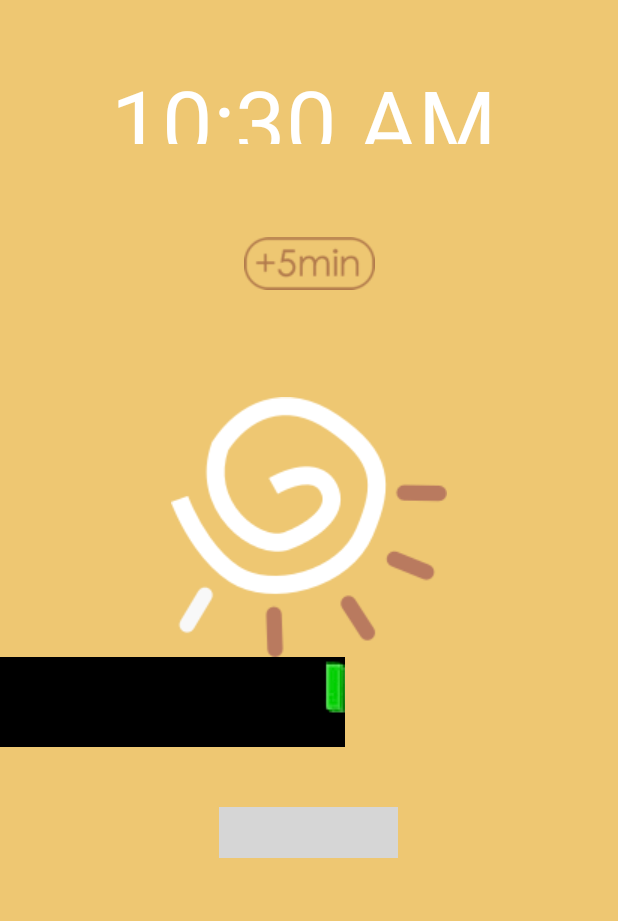
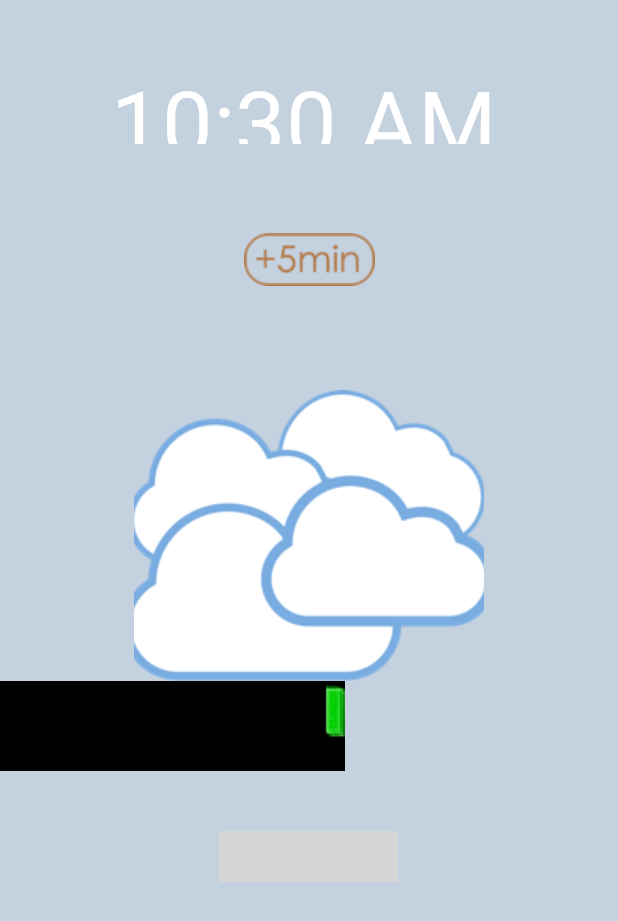
Before and after one commit to zenkig/Mutilmodal-Clock, an Android app: the screen it shows after launch (NoiseActivity), on a phone screen of 412 x 824 dp. Shown: the top 921 px of the screen. Run offline under Robolectric (Android 15) with nearby library versions, the phone set to English and light mode, and no system bars; 2 statements that could not run were skipped; grey boxes are pictures that could not be loaded.

Commit message:
fixed
fixed minor bugs

```diff
--- a/app/src/main/res/layout/activity_noise.xml
+++ b/app/src/main/res/layout/activity_noise.xml
@@ -5,7 +5,7 @@ xmlns:tools="http://schemas.android.com/tools"
 tools:context="za.co.neilson.alarm.weatheractivity.NoiseActivity"
 android:layout_width="fill_parent"
 android:layout_height="fill_parent"
-android:background="#EEC772"
+android:background="#C4D2E0"
 android:orientation="vertical"
 android:weightSum="1">
 
@@ -33,11 +33,11 @@ android:weightSum="1">
 
 <ImageButton
     android:id="@+id/status"
-    android:icon="@drawable/sunnypic"
+    android:icon="@drawable/cloudallfake"
     android:layout_width="233dp"
     android:layout_height="wrap_content"
     android:contentDescription="@string/weatherfake"
-    android:src="@drawable/sunnypic"
+    android:src="@drawable/cloudallfake"
     android:layout_gravity="center_horizontal"
     android:background="@drawable/transparent_color"
     android:layout_marginTop="30dp" />
@@ -58,12 +58,12 @@ android:weightSum="1">
 
 
 <ImageView
-    android:id="@+id/sunny"
+    android:id="@+id/cloudy"
     android:icon="@drawable/bell"
     android:layout_width="119dp"
     android:layout_height="34dp"
     android:contentDescription="@string/bell"
-    android:src="@drawable/sunny"
+    android:src="@drawable/cloudy"
     android:layout_gravity="center_horizontal"
     android:background="@drawable/transparent_color"
     android:layout_marginTop="40dp" />
--- a/app/src/main/res/layout/activity_speech.xml
+++ b/app/src/main/res/layout/activity_speech.xml
@@ -91,7 +91,8 @@
         android:layout_gravity="center_horizontal|bottom"
         android:layout_weight="0.25"
         android:background="@drawable/transparent_color"
-        android:layout_marginTop="20dp" />
+        android:layout_below="@+id/textClock"
+        android:layout_centerHorizontal="true" />
 
 
 </RelativeLayout>
--- a/app/src/main/res/layout/alarm_alert.xml
+++ b/app/src/main/res/layout/alarm_alert.xml
@@ -2,7 +2,8 @@
 
 <TableLayout xmlns:android="http://schemas.android.com/apk/res/android"
     android:layout_width="match_parent"
-    android:layout_height="match_parent">
+    android:layout_height="match_parent"
+    android:background="#93d6c3">
 
     <TableRow
         android:id="@+id/tableRow0"
--- a/app/src/main/res/layout/scrath_activity.xml
+++ b/app/src/main/res/layout/scrath_activity.xml
@@ -2,6 +2,7 @@
 <LinearLayout xmlns:android="http://schemas.android.com/apk/res/android"
     android:layout_width="match_parent"
     android:layout_height="match_parent"
+    android:background="#93d6c3"
     android:orientation="vertical">
 
     <AnalogClock
```
Also changed, not shown: app/src/main/res/layout/a01homepage.xml (+6 -6 lines), app/src/main/res/layout/alarm_activity.xml (+1 -12 lines), app/src/main/res/layout/alarm_list_element.xml (+1 -11 lines), app/src/main/res/layout/blowcloudy.xml (+1 -38 lines), 29 other files.
